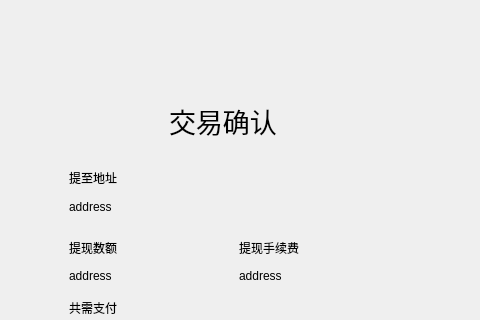
Above: withdrawpage/WithdrawConfirmWidget.ui from HcashOrg/hx-indicator before the change; both pictures show x 181 to 661 and y 0 to 320 of the 770 by 530 pixel window. Below: the same form after it.
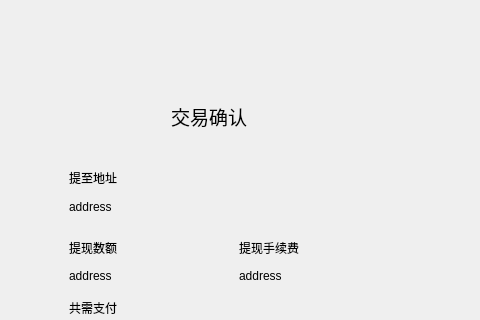
That is the form after the change.

```diff
--- a/withdrawpage/WithdrawConfirmWidget.ui
+++ b/withdrawpage/WithdrawConfirmWidget.ui
@@ -29,15 +29,16 @@
   <widget class="QLabel" name="label_title">
    <property name="geometry">
     <rect>
-     <x>350</x>
-     <y>100</y>
+     <x>352</x>
+     <y>101</y>
      <width>141</width>
-     <height>41</height>
+     <height>31</height>
     </rect>
    </property>
    <property name="font">
     <font>
-     <pointsize>20</pointsize>
+     <family>Microsoft YaHei UI</family>
+     <pointsize>14</pointsize>
     </font>
    </property>
    <property name="text">
```
